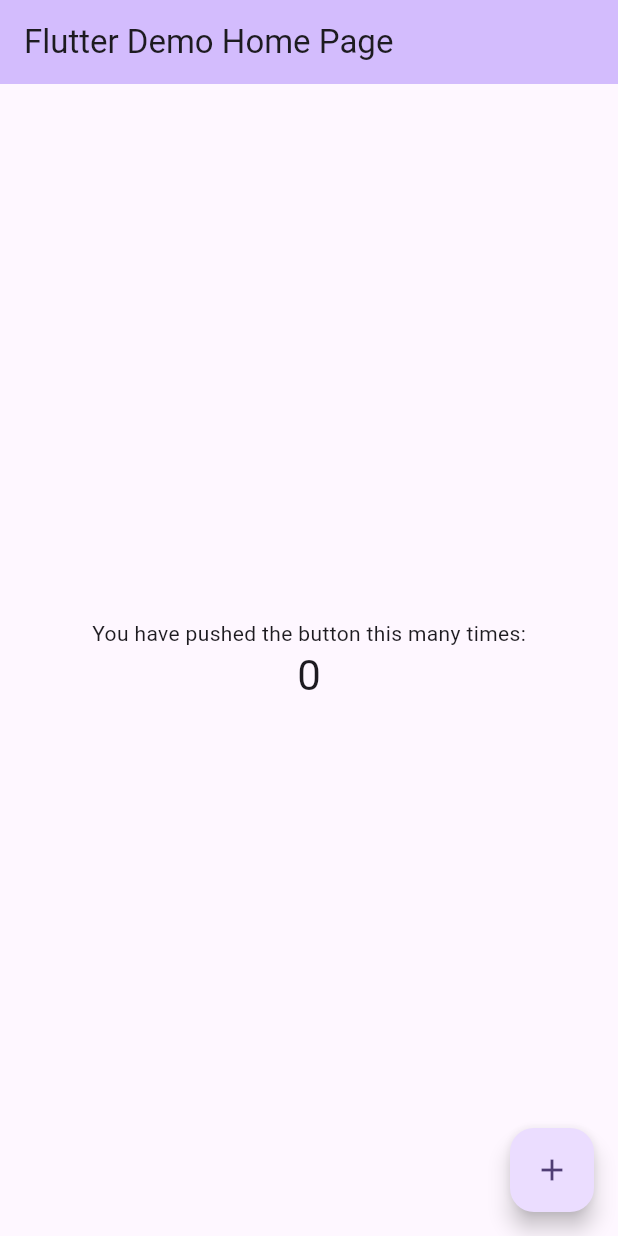
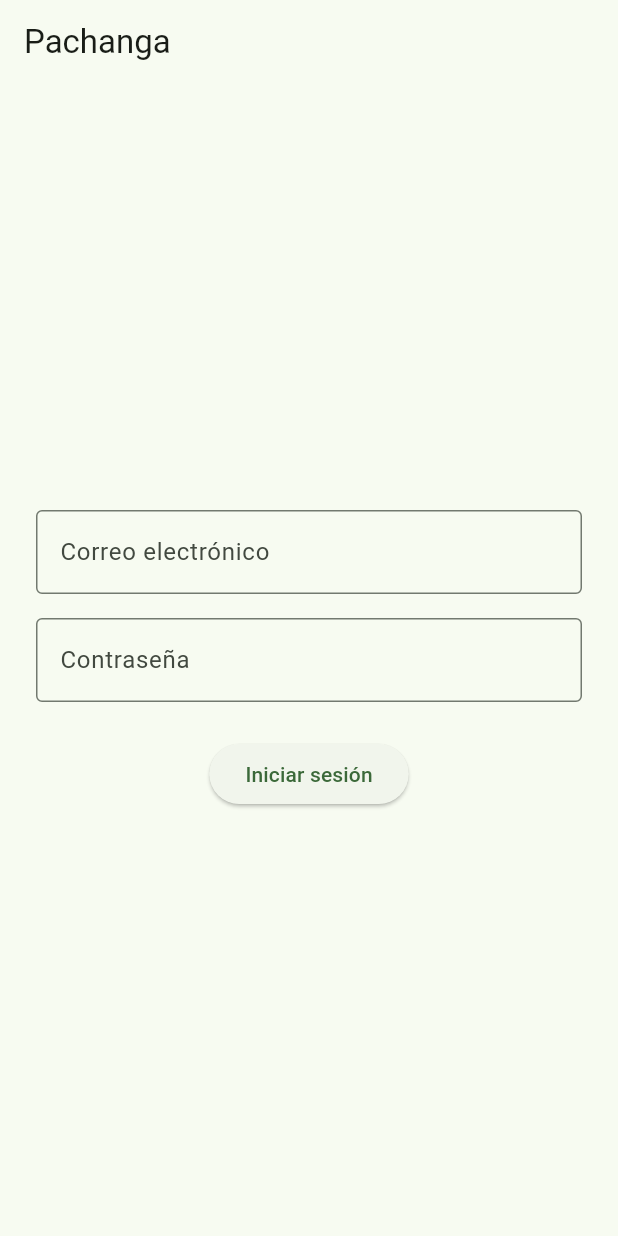
Before and after one commit to FranGonzalez7/pachanga, a Flutter app: the screen it shows after launch, on a phone screen of 412 x 824 dp. Run offline on Flutter 3.47's test engine with Material 3 defaults, Android fonts, the phone set to English and light mode, and no system bars; our stand-ins replace cloud_firestore, firebase_auth, firebase_core; accounts and stored records are empty.

Commit message:
Conectamos LoginScreen como pantalla inicial en main.dart

```diff
--- a/lib/main.dart
+++ b/lib/main.dart
@@ -1,126 +1,28 @@
 import 'package:flutter/material.dart';
 import 'package:firebase_core/firebase_core.dart';
 import 'firebase_options.dart';
+import 'screens/login_screen.dart';
 
 void main() async {
   WidgetsFlutterBinding.ensureInitialized();
-  await Firebase.initializeApp(options: DefaultFirebaseOptions.currentPlatform);
+  await Firebase.initializeApp(
+    options: DefaultFirebaseOptions.currentPlatform,
+  );
   runApp(const MyApp());
 }
 
 class MyApp extends StatelessWidget {
   const MyApp({super.key});
 
-  // This widget is the root of your application.
   @override
   Widget build(BuildContext context) {
     return MaterialApp(
-      title: 'Flutter Demo',
+      title: 'Pachanga',
       theme: ThemeData(
-        // This is the theme of your application.
-        //
-        // TRY THIS: Try running your application with "flutter run". You'll see
-        // the application has a purple toolbar. Then, without quitting the app,
-        // try changing the seedColor in the colorScheme below to Colors.green
-        // and then invoke "hot reload" (save your changes or press the "hot
-        // reload" button in a Flutter-supported IDE, or press "r" if you used
-        // the command line to start the app).
-        //
-        // Notice that the counter didn't reset back to zero; the application
-        // state is not lost during the reload. To reset the state, use hot
-        // restart instead.
-        //
-        // This works for code too, not just values: Most code changes can be
-        // tested with just a hot reload.
-        colorScheme: .fromSeed(seedColor: Colors.deepPurple),
+        colorScheme: ColorScheme.fromSeed(seedColor: Colors.green),
+        useMaterial3: true,
       ),
-      home: const MyHomePage(title: 'Flutter Demo Home Page'),
+      home: const LoginScreen(),
     );
   }
 }
-
-class MyHomePage extends StatefulWidget {
-  const MyHomePage({super.key, required this.title});
-
-  // This widget is the home page of your application. It is stateful, meaning
-  // that it has a State object (defined below) that contains fields that affect
-  // how it looks.
-
-  // This class is the configuration for the state. It holds the values (in this
-  // case the title) provided by the parent (in this case the App widget) and
-  // used by the build method of the State. Fields in a Widget subclass are
-  // always marked "final".
-
-  final String title;
-
-  @override
-  State<MyHomePage> createState() => _MyHomePageState();
-}
-
-class _MyHomePageState extends State<MyHomePage> {
-  int _counter = 0;
-
-  void _incrementCounter() {
-    setState(() {
-      // This call to setState tells the Flutter framework that something has
-      // changed in this State, which causes it to rerun the build method below
-      // so that the display can reflect the updated values. If we changed
-      // _counter without calling setState(), then the build method would not be
-      // called again, and so nothing would appear to happen.
-      _counter++;
-    });
-  }
-
-  @override
-  Widget build(BuildContext context) {
-    // This method is rerun every time setState is called, for instance as done
-    // by the _incrementCounter method above.
-    //
-    // The Flutter framework has been optimized to make rerunning build methods
-    // fast, so that you can just rebuild anything that needs updating rather
-    // than having to individually change instances of widgets.
-    return Scaffold(
-      appBar: AppBar(
-        // TRY THIS: Try changing the color here to a specific color (to
-        // Colors.amber, perhaps?) and trigger a hot reload to see the AppBar
-        // change color while the other colors stay the same.
-        backgroundColor: Theme.of(context).colorScheme.inversePrimary,
-        // Here we take the value from the MyHomePage object that was created by
-        // the App.build method, and use it to set our appbar title.
-        title: Text(widget.title),
-      ),
-      body: Center(
-        // Center is a layout widget. It takes a single child and positions it
-        // in the middle of the parent.
-        child: Column(
-          // Column is also a layout widget. It takes a list of children and
-          // arranges them vertically. By default, it sizes itself to fit its
-          // children horizontally, and tries to be as tall as its parent.
-          //
-          // Column has various properties to control how it sizes itself and
-          // how it positions its children. Here we use mainAxisAlignment to
-          // center the children vertically; the main axis here is the vertical
-          // axis because Columns are vertical (the cross axis would be
-          // horizontal).
-          //
-          // TRY THIS: Invoke "debug painting" (choose the "Toggle Debug Paint"
-          // action in the IDE, or press "p" in the console), to see the
-          // wireframe for each widget.
-          mainAxisAlignment: .center,
-          children: [
-            const Text('You have pushed the button this many times:'),
-            Text(
-              '$_counter',
-              style: Theme.of(context).textTheme.headlineMedium,
-            ),
-          ],
-        ),
-      ),
-      floatingActionButton: FloatingActionButton(
-        onPressed: _incrementCounter,
-        tooltip: 'Increment',
-        child: const Icon(Icons.add),
-      ),
-    );
-  }
-}
--- /dev/null
+++ b/lib/screens/login_screen.dart
@@ -0,0 +1,84 @@
+import 'package:flutter/material.dart';
+import '../services/auth_service.dart';
+
+class LoginScreen extends StatefulWidget {
+  const LoginScreen({super.key});
+
+  @override
+  State<LoginScreen> createState() => _LoginScreenState();
+}
+
+class _LoginScreenState extends State<LoginScreen> {
+  // Servicio de autenticación que ya creamos
+  final AuthService _authService = AuthService();
+
+  // "Cajas" que leen lo que el usuario escribe en cada campo
+  final TextEditingController _emailController = TextEditingController();
+  final TextEditingController _passwordController = TextEditingController();
+
+  // Indica si estamos esperando respuesta de Firebase (para la ruedecita)
+  bool _isLoading = false;
+
+  // Se llama cuando el usuario pulsa el botón de entrar
+  Future<void> _signIn() async {
+    setState(() {
+      _isLoading = true;
+    });
+
+    await _authService.signIn(
+      _emailController.text.trim(),
+      _passwordController.text.trim(),
+    );
+
+    setState(() {
+      _isLoading = false;
+    });
+  }
+
+  // Limpieza cuando la pantalla se destruye
+  @override
+  void dispose() {
+    _emailController.dispose();
+    _passwordController.dispose();
+    super.dispose();
+  }
+
+  @override
+  Widget build(BuildContext context) {
+    return Scaffold(
+      appBar: AppBar(title: const Text('Pachanga')),
+      body: Padding(
+        padding: const EdgeInsets.all(24.0),
+        child: Column(
+          mainAxisAlignment: MainAxisAlignment.center,
+          children: [
+            TextField(
+              controller: _emailController,
+              decoration: const InputDecoration(
+                labelText: 'Correo electrónico',
+                border: OutlineInputBorder(),
+              ),
+              keyboardType: TextInputType.emailAddress,
+            ),
+            const SizedBox(height: 16),
+            TextField(
+              controller: _passwordController,
+              decoration: const InputDecoration(
+                labelText: 'Contraseña',
+                border: OutlineInputBorder(),
+              ),
+              obscureText: true,
+            ),
+            const SizedBox(height: 24),
+            _isLoading
+                ? const CircularProgressIndicator()
+                : ElevatedButton(
+                    onPressed: _signIn,
+                    child: const Text('Iniciar sesión'),
+                  ),
+          ],
+        ),
+      ),
+    );
+  }
+}
```
Also changed, not shown: lib/services/auth_service.dart (renamed from lib/services/auth_services.dart).
